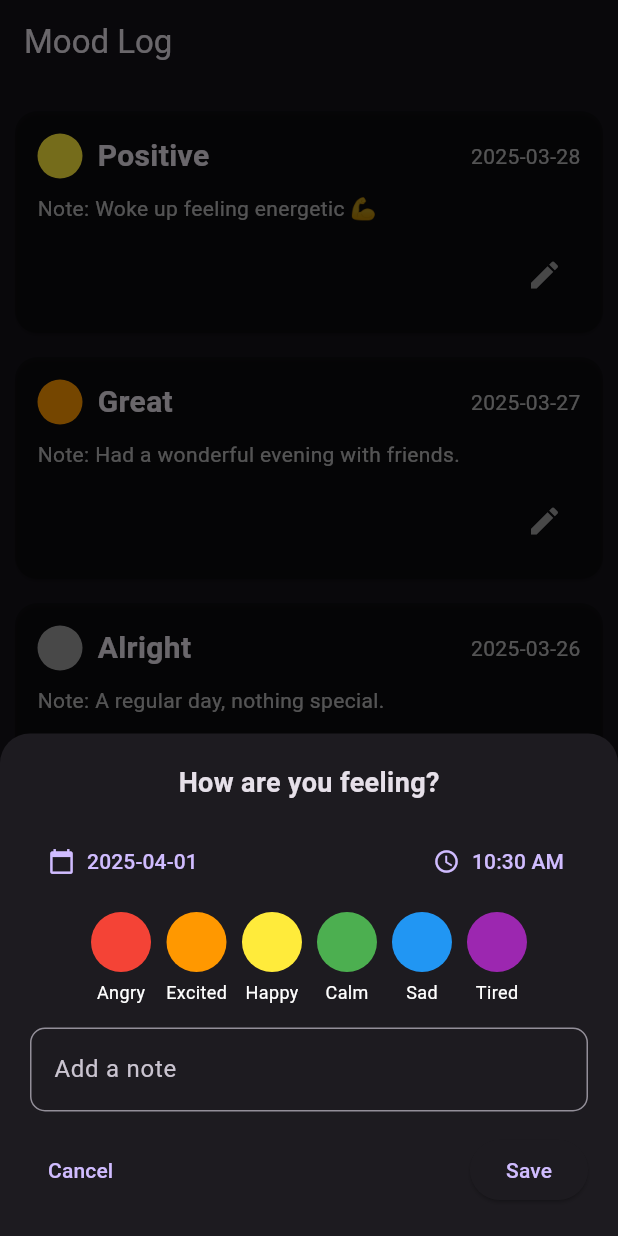
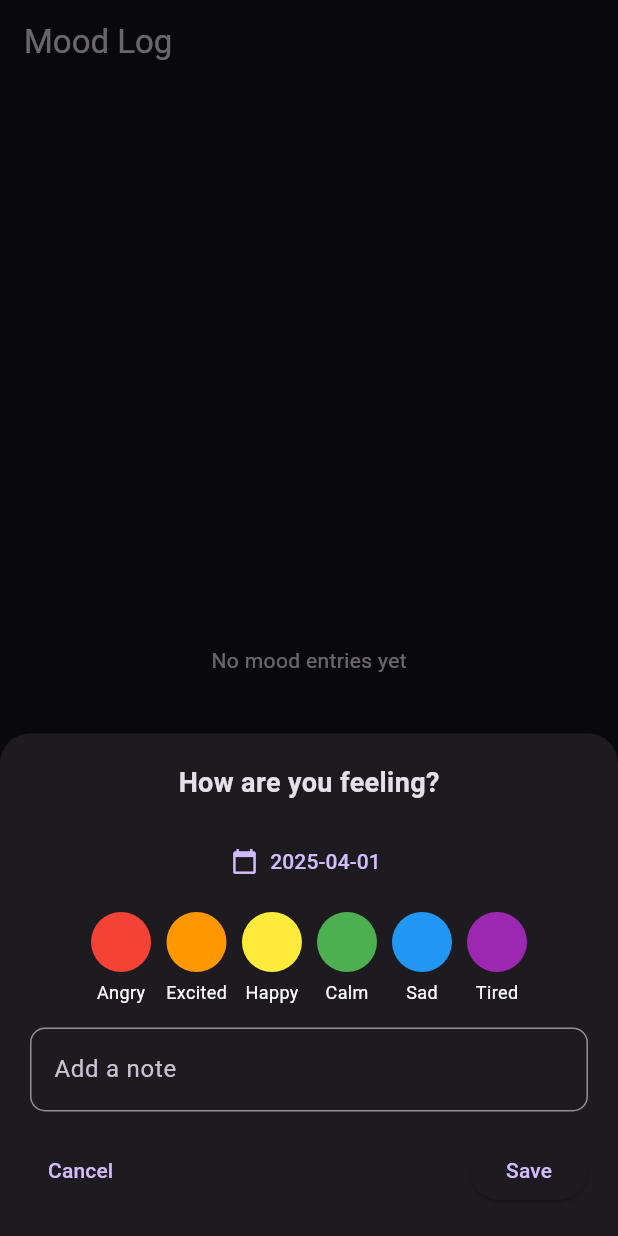
Before and after one commit to Mustafa-Noor/Moody_FlutterApp, a Flutter app: the screen it shows after launch, after a tap on the "add" icon, on a phone screen of 412 x 824 dp. Run offline on Flutter 3.47's test engine with Material 3 defaults, Android fonts, the phone set to English and light mode, and no system bars; our stand-ins replace sqflite; accounts and stored records are empty.

Commit message:
Add , Del working

```diff
--- a/moodyapp/lib/main.dart
+++ b/moodyapp/lib/main.dart
@@ -13,7 +13,7 @@ class MyApp extends StatelessWidget {
     return MaterialApp(
       debugShowCheckedModeBanner: false,
       theme: ThemeData.dark(),
-      home: const MoodLogScreen(),
+      home: MoodLogScreen(),
     );
   }
 }
--- a/moodyapp/lib/mood_entry_dialog.dart
+++ b/moodyapp/lib/mood_entry_dialog.dart
@@ -1,4 +1,5 @@
 import 'package:flutter/material.dart';
+import 'LocalDb.dart';
 
 class MoodEntryDialog extends StatefulWidget {
   const MoodEntryDialog({super.key});
@@ -9,9 +10,9 @@ class MoodEntryDialog extends StatefulWidget {
 
 class _MoodEntryDialogState extends State<MoodEntryDialog> {
   DateTime selectedDate = DateTime.now();
-  TimeOfDay selectedTime = TimeOfDay.now();
-  String selectedMood = "Alright"; // Default mood
+  String selectedMood = ''; // Default mood
   Color selectedColor = Colors.grey; // Default color
+  final TextEditingController noteController = TextEditingController();
 
   final List<Map<String, dynamic>> moodOptions = [
     {"color": Colors.red, "mood": "Angry"},
@@ -32,18 +33,57 @@ class _MoodEntryDialogState extends State<MoodEntryDialog> {
     if (newDate != null) setState(() => selectedDate = newDate);
   }
 
-  void _pickTime() async {
-    TimeOfDay? newTime = await showTimePicker(
-      context: context,
-      initialTime: selectedTime,
+  void checkMoods() async {
+    final moods = await LocalDatabase().getMoods();
+    print("Current moods in database: $moods");
+  }
+
+  void _showTopSnackBar(String message) {
+    ScaffoldMessenger.of(context).showSnackBar(
+      SnackBar(
+        content: Text(message),
+        behavior: SnackBarBehavior.floating,
+        margin: EdgeInsets.only(
+          bottom: MediaQuery.of(context).size.height - 200,
+          left: 20,
+          right: 20,
+        ),
+        shape: RoundedRectangleBorder(borderRadius: BorderRadius.circular(10)),
+      ),
     );
-    if (newTime != null) setState(() => selectedTime = newTime);
+  }
+
+  void validateInputs() {
+    if (selectedMood.isEmpty) {
+      _showTopSnackBar("Please select a mood!");
+    } else if (noteController.text.isEmpty) {
+      _showTopSnackBar("Please add a note!");
+    } else {
+      String colorHex = selectedColor.value.toRadixString(16).padLeft(8, '0');
+      LocalDatabase().addMood(
+        selectedDate.toString(),
+        colorHex,
+        selectedMood, // Adding mood separately
+        noteController.text, // Keeping note separate
+      );
+      checkMoods(); // Check moods after adding
+      _showTopSnackBar("Mood saved successfully!");
+      Navigator.pop(context);
+    }
   }
 
   @override
   Widget build(BuildContext context) {
-    return Padding(
-      padding: const EdgeInsets.all(20),
+    final mediaQuery = MediaQuery.of(context);
+
+    return SingleChildScrollView(
+      child: Padding(
+        padding: EdgeInsets.only(
+          left: 20,
+          right: 20,
+          top: 20,
+          bottom: mediaQuery.viewInsets.bottom + 20, // Adjust for keyboard
+        ),
         child: Column(
           mainAxisSize: MainAxisSize.min,
           children: [
@@ -52,20 +92,10 @@ class _MoodEntryDialogState extends State<MoodEntryDialog> {
               style: TextStyle(fontSize: 18, fontWeight: FontWeight.bold),
             ),
             const SizedBox(height: 15),
-          Row(
-            mainAxisAlignment: MainAxisAlignment.spaceBetween,
-            children: [
             TextButton.icon(
               onPressed: _pickDate,
               icon: const Icon(Icons.calendar_today),
               label: Text("${selectedDate.toLocal()}".split(' ')[0]),
-              ),
-              TextButton.icon(
-                onPressed: _pickTime,
-                icon: const Icon(Icons.access_time),
-                label: Text(selectedTime.format(context)),
-              ),
-            ],
             ),
             const SizedBox(height: 10),
             Wrap(
@@ -85,7 +115,10 @@ class _MoodEntryDialogState extends State<MoodEntryDialog> {
                             radius: 20,
                             child:
                                 selectedMood == option["mood"]
-                                  ? const Icon(Icons.check, color: Colors.white)
+                                    ? const Icon(
+                                      Icons.check,
+                                      color: Colors.white,
+                                    )
                                     : null,
                           ),
                           const SizedBox(height: 5),
@@ -93,7 +126,7 @@ class _MoodEntryDialogState extends State<MoodEntryDialog> {
                             option["mood"],
                             style: const TextStyle(
                               fontSize: 12,
-                            color: Colors.white, // Label text in white
+                              color: Colors.white,
                             ),
                           ),
                         ],
@@ -103,6 +136,7 @@ class _MoodEntryDialogState extends State<MoodEntryDialog> {
             ),
             const SizedBox(height: 15),
             TextField(
+              controller: noteController,
               decoration: InputDecoration(
                 hintText: "Add a note",
                 border: OutlineInputBorder(
@@ -119,15 +153,15 @@ class _MoodEntryDialogState extends State<MoodEntryDialog> {
                   child: const Text("Cancel"),
                 ),
                 ElevatedButton(
-                onPressed: () {
-                  // Save logic here
-                },
+                  onPressed: validateInputs, // Call validateInputs method
+
                   child: const Text("Save"),
                 ),
               ],
             ),
           ],
         ),
+      ),
     );
   }
 }
--- a/moodyapp/lib/mood_log_screen.dart
+++ b/moodyapp/lib/mood_log_screen.dart
@@ -1,21 +1,42 @@
 import 'package:flutter/material.dart';
+import 'package:sqflite/sqflite.dart';
 import 'mood_cart.dart';
 import 'mood_entry_dialog.dart';
+import 'LocalDb.dart';
 
-class MoodLogScreen extends StatelessWidget {
+class MoodLogScreen extends StatefulWidget {
   const MoodLogScreen({super.key});
 
-  void _openMoodDialog(BuildContext context) {
+  @override
+  _MoodLogScreenState createState() => _MoodLogScreenState();
+}
+
+class _MoodLogScreenState extends State<MoodLogScreen> {
+  late Future<List<Map<String, dynamic>>> _moodsFuture;
+
+  @override
+  void initState() {
+    super.initState();
+    _loadMoods();
+  }
+
+  void _loadMoods() {
+    setState(() {
+      _moodsFuture = LocalDatabase().getMoods(); // Fetch moods from DB
+    });
+  }
+
+  void _openMoodDialog() {
     showModalBottomSheet(
       context: context,
       shape: const RoundedRectangleBorder(
         borderRadius: BorderRadius.vertical(top: Radius.circular(20)),
       ),
-      builder: (context) => const MoodEntryDialog(),
-    );
+      builder: (context) => MoodEntryDialog(),
+    ).then((_) => _loadMoods()); // Reload moods after closing dialog
   }
 
-  void _showActionDialog(BuildContext context) {
+  void _showActionDialog(BuildContext context, int id) {
     showDialog(
       context: context,
       builder: (context) {
@@ -24,9 +45,10 @@ class MoodLogScreen extends StatelessWidget {
           content: const Text("Would you like to edit or delete this entry?"),
           actions: [
             TextButton(
-              onPressed: () {
-                // Add delete logic here
+              onPressed: () async {
+                await LocalDatabase().deleteMood(id);
                 Navigator.pop(context);
+                _loadMoods(); // Refresh after deletion
               },
               child: const Text("Delete"),
             ),
@@ -47,76 +69,39 @@ class MoodLogScreen extends StatelessWidget {
   Widget build(BuildContext context) {
     return Scaffold(
       appBar: AppBar(title: const Text("Mood Log")),
-      body: Column(
-        children: [
-          Expanded(
-            child: ListView(
-              padding: const EdgeInsets.all(10),
-              children: [
-                MoodCard(
-                  color: Colors.yellow,
-                  mood: "Positive",
-                  time: "2025-03-28", // Date
-                  note: "Woke up feeling energetic 💪",
-                  onEditPressed: () {
-                    _showActionDialog(context);
-                  },
-                ),
-                MoodCard(
-                  color: Colors.orange,
-                  mood: "Great",
-                  time: "2025-03-27", // Date
-                  note: "Had a wonderful evening with friends.",
-                  onEditPressed: () {
-                    _showActionDialog(context);
-                  },
-                ),
-                MoodCard(
-                  color: Colors.grey,
-                  mood: "Alright",
-                  time: "2025-03-26", // Date
-                  note: "A regular day, nothing special.",
-                  onEditPressed: () {
-                    _showActionDialog(context);
-                  },
-                ),
-                MoodCard(
-                  color: Colors.blue,
-                  mood: "Bad",
-                  time: "2025-03-25", // Date
-                  note: "Feeling down due to lack of sleep.",
-                  onEditPressed: () {
-                    _showActionDialog(context);
-                  },
-                ),
-              ],
-            ),
-          ),
-          const SizedBox(height: 10),
-          Row(
-            mainAxisAlignment: MainAxisAlignment.spaceEvenly,
-            children: [
-              ElevatedButton.icon(
-                onPressed: () {
-                  // Navigate to Mood Log Screen (current screen)
-                },
-                icon: const Icon(Icons.list),
-                label: const Text("Mood Log"),
-              ),
-              ElevatedButton.icon(
-                onPressed: () {
-                  // Navigate to Chart Screen
-                },
-                icon: const Icon(Icons.bar_chart),
-                label: const Text("Chart"),
-              ),
-            ],
-          ),
-          const SizedBox(height: 10),
-        ],
+      body: FutureBuilder<List<Map<String, dynamic>>>(
+        future: _moodsFuture,
+        builder: (context, snapshot) {
+          if (snapshot.connectionState == ConnectionState.waiting) {
+            return const Center(child: CircularProgressIndicator());
+          } else if (snapshot.hasError) {
+            return const Center(child: Text("Error loading moods"));
+          } else if (!snapshot.hasData || snapshot.data!.isEmpty) {
+            return const Center(child: Text("No mood entries yet"));
+          }
+
+          final moods = snapshot.data!;
+
+          return ListView.builder(
+            padding: const EdgeInsets.all(10),
+            itemCount: moods.length,
+            itemBuilder: (context, index) {
+              final mood = moods[index];
+              return MoodCard(
+                color: Color(
+                  int.parse(mood['color'], radix: 16),
+                ), // Fix: Convert hex string to Color
+                mood: mood['mood'],
+                time: mood['date'],
+                note: mood['note'],
+                onEditPressed: () => _showActionDialog(context, mood['id']),
+              );
+            },
+          );
+        },
       ),
       floatingActionButton: FloatingActionButton(
-        onPressed: () => _openMoodDialog(context),
+        onPressed: _openMoodDialog,
         child: const Icon(Icons.add),
       ),
     );
--- a/moodyapp/pubspec.yaml
+++ b/moodyapp/pubspec.yaml
@@ -38,10 +38,15 @@ dependencies:
   # The following adds the Cupertino Icons font to your application.
   # Use with the CupertinoIcons class for iOS style icons.
   cupertino_icons: ^1.0.8
+  hive: ^2.2.3
+  hive_flutter: ^1.1.0
+  intl: ^0.20.2
 
 dev_dependencies:
   flutter_test:
     sdk: flutter
+  build_runner: ^2.4.0
+  hive_generator: ^1.1.3
 
   # The "flutter_lints" package below contains a set of recommended lints to
   # encourage good coding practices. The lint set provided by the package is
```
Also changed, not shown: moodyapp/lib/LocalDb.dart (added, +109 -0 lines), moodyapp/lib/database_helper.dart (deleted, +0 -63 lines), moodyapp/pubspec.lock, 1 other file. Lines whose indentation alone changed are shown as unchanged.
